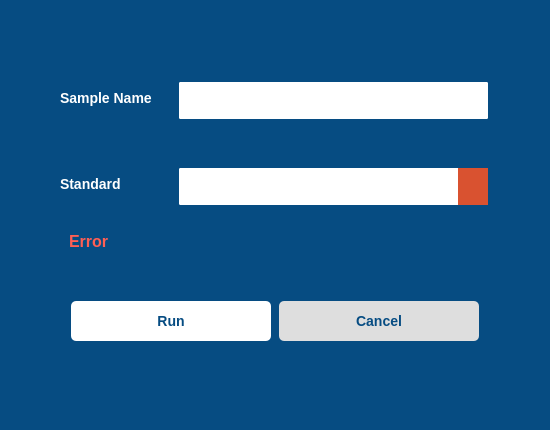
Before: the Qt Designer form uiFiles/sample_info.ui in DORSA-co/Paticle_Size_Analyser, drawn with Qt 5.
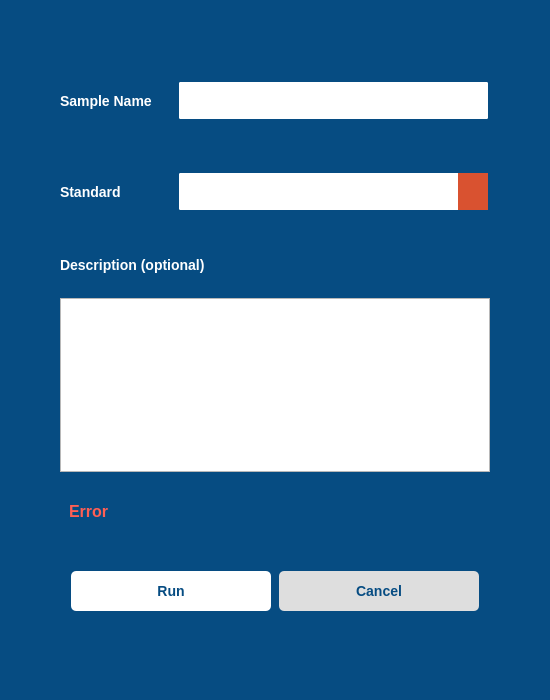
After: the same form once the commit is applied. Icons and pictures are not drawn.

Commit message: description added for sample

What changed in the file:
```diff
--- a/uiFiles/sample_info.ui
+++ b/uiFiles/sample_info.ui
@@ -7,7 +7,7 @@
     <x>0</x>
     <y>0</y>
     <width>550</width>
-    <height>430</height>
+    <height>700</height>
    </rect>
   </property>
   <property name="sizePolicy">
@@ -19,13 +19,13 @@
   <property name="minimumSize">
    <size>
     <width>550</width>
-    <height>430</height>
+    <height>700</height>
    </size>
   </property>
   <property name="maximumSize">
    <size>
     <width>550</width>
-    <height>430</height>
+    <height>700</height>
    </size>
   </property>
   <property name="windowTitle">
@@ -225,6 +225,32 @@
      </item>
     </layout>
    </item>
+   <item>
+    <spacer name="verticalSpacer">
+     <property name="orientation">
+      <enum>Qt::Vertical</enum>
+     </property>
+     <property name="sizeType">
+      <enum>QSizePolicy::Fixed</enum>
+     </property>
+     <property name="sizeHint" stdset="0">
+      <size>
+       <width>20</width>
+       <height>20</height>
+      </size>
+     </property>
+    </spacer>
+   </item>
+   <item>
+    <widget class="QLabel" name="label_3">
+     <property name="text">
+      <string>Description (optional)</string>
+     </property>
+    </widget>
+   </item>
+   <item>
+    <widget class="QTextEdit" name="description_inpt"/>
+   </item>
    <item>
     <widget class="QLabel" name="error_lbl">
      <property name="maximumSize">
```
The commit also changes 11 other files.
